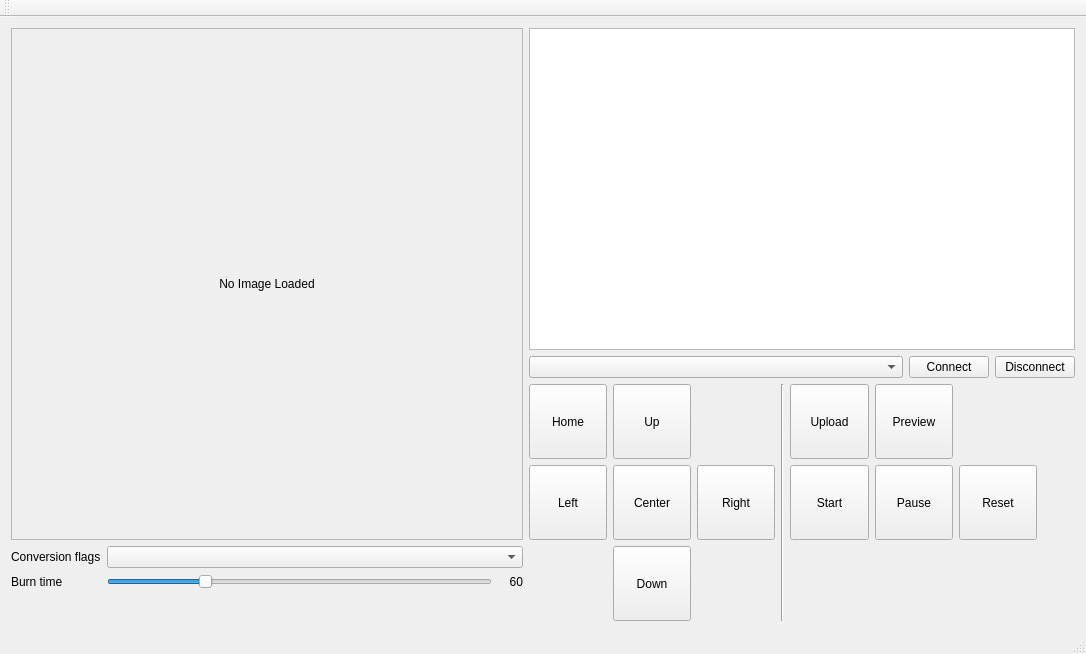
This is EzGraverUi/mainwindow.ui in camrein/EzGraver as Qt 5 draws it before an edit. The edited form follows.
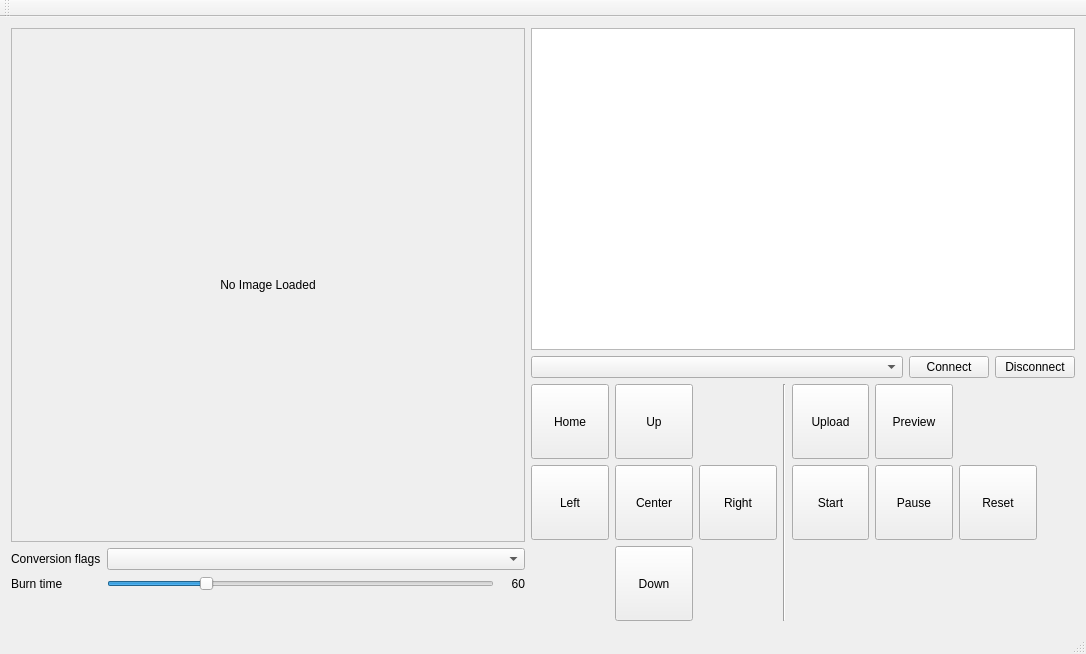
This is the edited form. Custom widgets are drawn as their Qt base class.

Commit message: Added 2 additional pixels to the min size of the image to compensate the new border.

```diff
--- a/EzGraverUi/mainwindow.ui
+++ b/EzGraverUi/mainwindow.ui
@@ -27,8 +27,8 @@
         </property>
         <property name="minimumSize">
          <size>
-          <width>512</width>
-          <height>512</height>
+          <width>514</width>
+          <height>514</height>
          </size>
         </property>
         <property name="frameShape">
```
